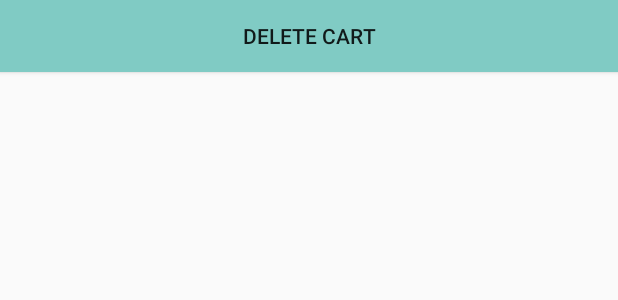
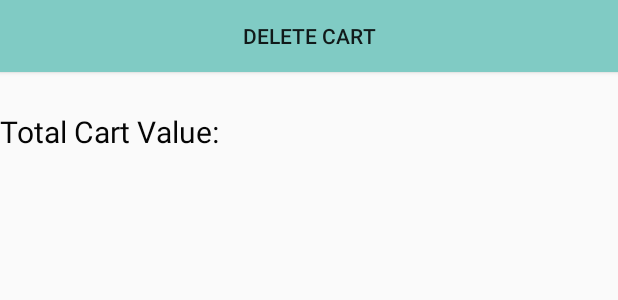
Before and after one commit to RI-EcomHack/BeaconSale, an Android app: the layout activity_cart.xml on its own in the app's theme, with its tools: preview values and no code run, on a phone screen of 412 x 824 dp. Shown: the top 300 px of the screen. Run offline under Robolectric (Android 15) with nearby library versions, the phone set to English and light mode, and no system bars.

Commit message:
text to speach and layout

```diff
--- a/app/src/main/res/layout/activity_cart.xml
+++ b/app/src/main/res/layout/activity_cart.xml
@@ -20,5 +20,23 @@
         android:layout_height="wrap_content"
         android:onClick="deleteCart"
         android:background="@color/accent_material_dark"/>
+    <LinearLayout
+        android:layout_width="wrap_content"
+        android:layout_height="wrap_content"
+        android:orientation="horizontal"
+        android:layout_marginTop="20sp">
+        <TextView
+            android:layout_width="wrap_content"
+            android:layout_height="wrap_content"
+            android:textColor="@color/black"
+            android:text="Total Cart Value: "
+            android:textSize="20sp"/>
+        <TextView
+            android:id="@+id/total_value"
+            android:layout_width="wrap_content"
+            android:layout_height="wrap_content"
+            android:textColor="@color/black"
+            android:textSize="25sp"/>
+    </LinearLayout>
 
 </LinearLayout>
--- a/app/src/main/res/layout/line_item.xml
+++ b/app/src/main/res/layout/line_item.xml
@@ -11,7 +11,9 @@
     <TextView
         android:id="@+id/productName"
         android:layout_width="fill_parent"
-        android:layout_height="wrap_content"/>
+        android:layout_height="wrap_content"
+        android:textColor="@color/black"
+        android:textSize="20sp"/>
 
     <!-- Price Label -->
     <TextView
```
Also changed, not shown: app/src/main/java/de/commercetools/android_example/CartActivity.java (+37 -3 lines), app/src/main/java/de/commercetools/android_example/ProductListActivity.java (+34 -4 lines).
